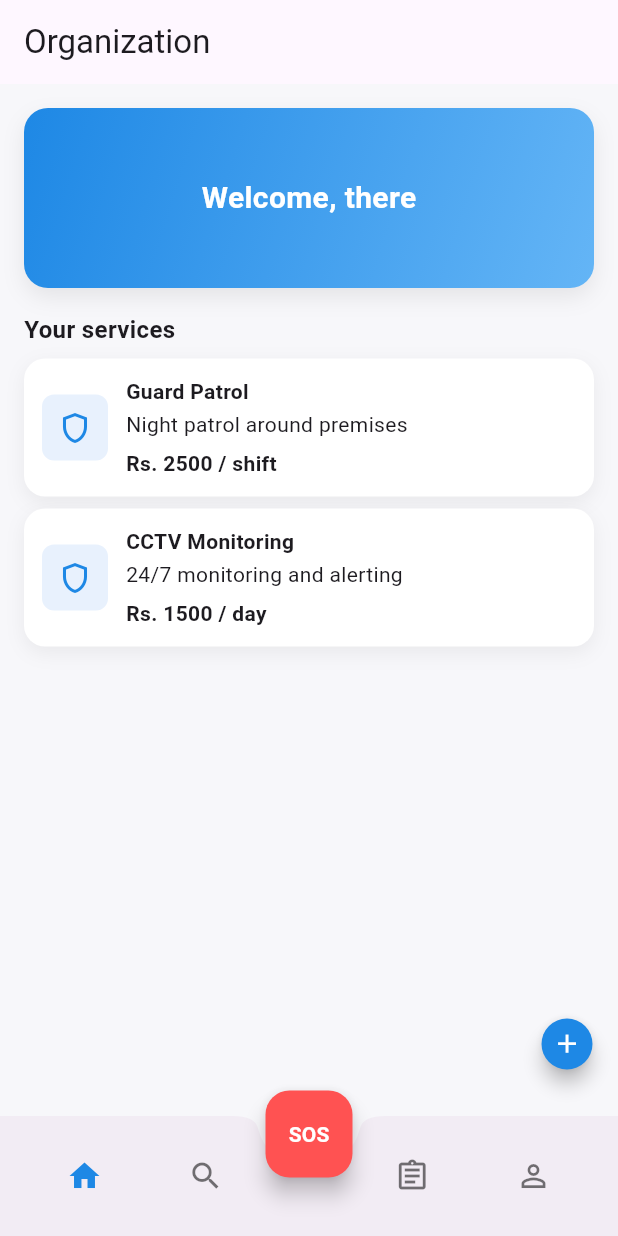
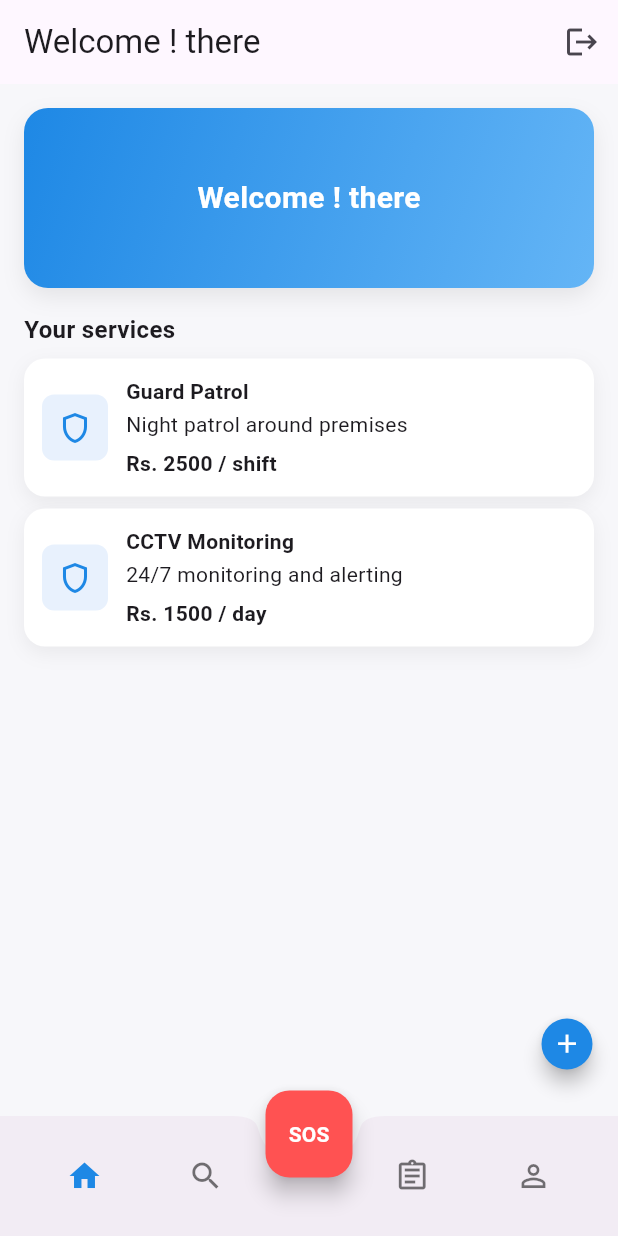
Before and after one commit to GRKPrabesh/Flutter-Project-Frontend, a Flutter app: the screen it shows after launch, after a tap on "LOGIN", on a phone screen of 412 x 824 dp. Run offline on Flutter 3.47's test engine with Material 3 defaults, Android fonts, the light colour scheme and no system bars; our stand-ins replace file_picker.

Commit message:
proper navigation

```diff
--- a/lib/dashboard_org.dart
+++ b/lib/dashboard_org.dart
@@ -18,7 +18,47 @@ class _OrganizationDashboardPageState extends State<OrganizationDashboardPage> {
     return Scaffold(
       backgroundColor: const Color(0xFFF7F7FA),
       appBar: AppBar(
-        title: const Text('Organization'),
+        title: Text('Welcome ! ${widget.displayName ?? 'there'}'),
+        actions: [
+          IconButton(
+            tooltip: 'Logout',
+            icon: const Icon(Icons.logout),
+            onPressed: () async {
+              final shouldLogout = await showDialog<bool>(
+                context: context,
+                builder: (ctx) {
+                  final scheme = Theme.of(ctx).colorScheme;
+                  return AlertDialog(
+                    icon: Icon(Icons.logout_rounded, color: scheme.error),
+                    title: const Text('Logout'),
+                    content: const Text('Are you sure you want to logout?'),
+                    shape: RoundedRectangleBorder(borderRadius: BorderRadius.circular(16)),
+                    actionsAlignment: MainAxisAlignment.end,
+                    actionsPadding: const EdgeInsets.symmetric(horizontal: 16, vertical: 12),
+                    actions: [
+                      TextButton(
+                        onPressed: () => Navigator.of(ctx).pop(false),
+                        child: const Text('Cancel'),
+                      ),
+                      FilledButton(
+                        style: FilledButton.styleFrom(
+                          backgroundColor: scheme.error,
+                          foregroundColor: scheme.onError,
+                        ),
+                        onPressed: () => Navigator.of(ctx).pop(true),
+                        child: const Text('Logout'),
+                      ),
+                    ],
+                  );
+                },
+              );
+              if (shouldLogout == true) {
+                // Navigate to Login and clear stack
+                Navigator.of(context).pushNamedAndRemoveUntil('/login', (route) => false);
+              }
+            },
+          ),
+        ],
       ),
       floatingActionButtonLocation: FloatingActionButtonLocation.centerDocked,
       floatingActionButton: Transform.translate(
@@ -141,7 +181,7 @@ class _OrganizationDashboardPageState extends State<OrganizationDashboardPage> {
       ),
       child: Center(
         child: Text(
-          'Welcome, ${widget.displayName ?? 'there'}',
+          'Welcome ! ${widget.displayName ?? 'there'}',
           style: const TextStyle(color: Colors.white, fontSize: 20, fontWeight: FontWeight.w700),
         ),
       ),
--- a/lib/loginpage.dart
+++ b/lib/loginpage.dart
@@ -1,5 +1,6 @@
 import 'package:flutter/material.dart';
 import 'routes.dart';
+import 'dashboard_org.dart';
 
 const Color primaryColor = Color(0xFF1E88E5);
 
@@ -8,6 +9,8 @@ class LoginScreen extends StatelessWidget {
 
   @override
   Widget build(BuildContext context) {
+    final emailController = TextEditingController();
+    final passwordController = TextEditingController();
     return Scaffold(
       body: Center(
         child: SingleChildScrollView(
@@ -29,15 +32,17 @@ class LoginScreen extends StatelessWidget {
               _buildTextField(
                 hintText: 'Email',
                 icon: Icons.email_outlined,
+                controller: emailController,
               ),
               const SizedBox(height: 16.0),
               _buildTextField(
                 hintText: 'Password',
                 icon: Icons.lock_outline,
                 isPassword: true,
+                controller: passwordController,
               ),
               const SizedBox(height: 24.0),
-              _buildLoginButton(context),
+              _buildLoginButton(context, emailController),
               const SizedBox(height: 12.0),
               Center(
                 child: TextButton(
@@ -78,6 +83,7 @@ class LoginScreen extends StatelessWidget {
     required String hintText,
     required IconData icon,
     bool isPassword = false,
+    TextEditingController? controller,
   }) {
     return Container(
       decoration: BoxDecoration(
@@ -85,6 +91,7 @@ class LoginScreen extends StatelessWidget {
         borderRadius: BorderRadius.circular(8.0),
       ),
       child: TextField(
+        controller: controller,
         obscureText: isPassword,
         decoration: InputDecoration(
           hintText: hintText,
@@ -104,11 +111,19 @@ class LoginScreen extends StatelessWidget {
     );
   }
 
-  Widget _buildLoginButton(BuildContext context) {
+  Widget _buildLoginButton(BuildContext context, TextEditingController emailController) {
     return ElevatedButton(
       onPressed: () {
-        // After login, go to organization dashboard
-        Navigator.pushReplacementNamed(context, AppRoute.orgDashboardRoute);
+        // Derive organization/name from login credential (email before '@' as a simple stand-in)
+        final email = emailController.text.trim();
+        final displayName = email.isEmpty ? 'there' : (email.contains('@') ? email.split('@').first : email);
+        // Navigate to Organization Dashboard with welcome name
+        Navigator.pushReplacement(
+          context,
+          MaterialPageRoute(
+            builder: (_) => OrganizationDashboardPage(displayName: displayName),
+          ),
+        );
       },
       style: ElevatedButton.styleFrom(
         backgroundColor: primaryColor,
--- a/lib/routes.dart
+++ b/lib/routes.dart
@@ -7,6 +7,9 @@ import 'package:securityservice/third_page.dart';
 import 'package:securityservice/uploadServicePage.dart';
 import 'package:securityservice/dashboard_user.dart';
 import 'package:securityservice/dashboard_org.dart';
+import 'package:securityservice/pages/my_bookings_page.dart';
+import 'package:securityservice/pages/profile_page.dart';
+import 'package:securityservice/pages/search_orgs_page.dart';
 
 class AppRoute {
   AppRoute._();
@@ -21,6 +24,9 @@ class AppRoute {
   static const String orgServiceUploadRoute = '/org/upload';
   static const String userDashboardRoute = '/dashboard/user';
   static const String orgDashboardRoute = '/dashboard/org';
+  static const String searchOrgsRoute = '/search';
+  static const String myBookingsRoute = '/bookings';
+  static const String profileRoute = '/profile';
 
   static Map<String, WidgetBuilder> getAppRoutes() => {
         loginPageRoute: (context) => const LoginScreen(),
@@ -43,5 +49,8 @@ class AppRoute {
         orgServiceUploadRoute: (context) => const ServiceUploadPage(),
         userDashboardRoute: (context) => const UserDashboardPage(),
         orgDashboardRoute: (context) => const OrganizationDashboardPage(),
+        searchOrgsRoute: (context) => SearchOrgsPage(),
+        myBookingsRoute: (context) => MyBookingsPage(),
+        profileRoute: (context) => const ProfilePage(),
       };
 }
--- a/pubspec.yaml
+++ b/pubspec.yaml
@@ -35,6 +35,8 @@ dependencies:
   # Use with the CupertinoIcons class for iOS style icons.
   cupertino_icons: ^1.0.8
   file_picker: ^6.1.1
+  http: ^1.2.2
+  intl: ^0.19.0
 
 dev_dependencies:
   flutter_test:
```
Also changed, not shown: lib/dashboard_user.dart (+10 -20 lines), pubspec.lock.
